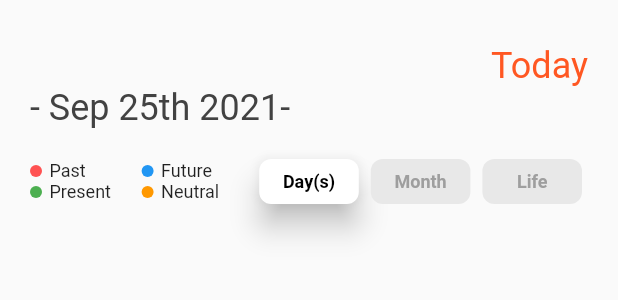
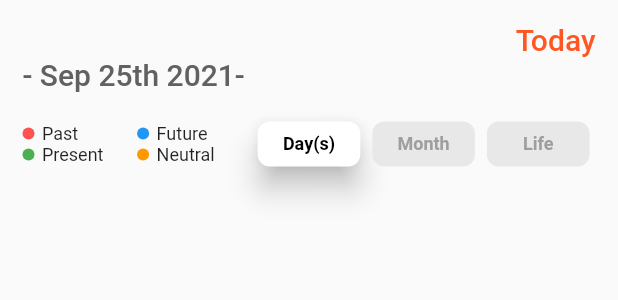
Before and after one commit to SubrotaDebnath/calendar, a Flutter app: the CalenderHeader widget shown alone on an empty page, opened directly, on a phone screen of 412 x 824 dp. Shown: the top 300 px of the screen. Run offline on Flutter 3.47's test engine with Material 2 defaults, Android fonts, the phone set to English and light mode, and no system bars.

Commit message:
Ui Improvement

```diff
--- a/lib/calender_header.dart
+++ b/lib/calender_header.dart
@@ -26,7 +26,7 @@ class _CalenderHeaderState extends State<CalenderHeader> {
   @override
   Widget build(BuildContext context) {
     return Container(
-      padding: EdgeInsets.only(left: 20.0, right: 20.0, top: 30.0),
+      padding: EdgeInsets.only(left: 15.0, right: 15.0, top: 15.0),
       child: Column(
         children: [
           Align(
@@ -35,7 +35,8 @@ class _CalenderHeaderState extends State<CalenderHeader> {
               'Today',
               style: TextStyle(
                 color: Colors.deepOrange,
-                fontSize: 24.0,
+                fontSize: 20.0,
+                fontWeight: FontWeight.w500,
               ),
             ),
           ),
@@ -44,8 +45,9 @@ class _CalenderHeaderState extends State<CalenderHeader> {
             child: Text(
               '- Sep 25th 2021-',
               style: TextStyle(
-                color: Colors.grey.shade800,
-                fontSize: 24.0,
+                color: Colors.grey.shade700,
+                fontSize: 20.0,
+                fontWeight: FontWeight.w500,
               ),
             ),
           ),
```
Also changed, not shown: lib/month_body.dart (+21 -19 lines).
